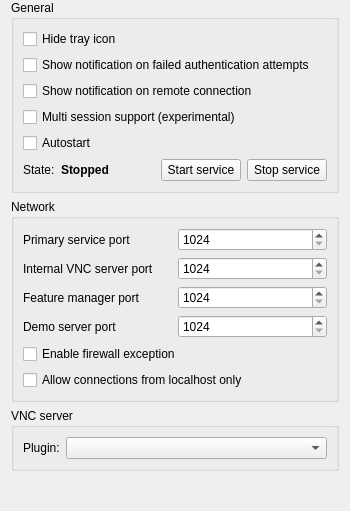
Old version of the form configurator/src/ServiceConfigurationPage.ui in the repository veyon/veyon.
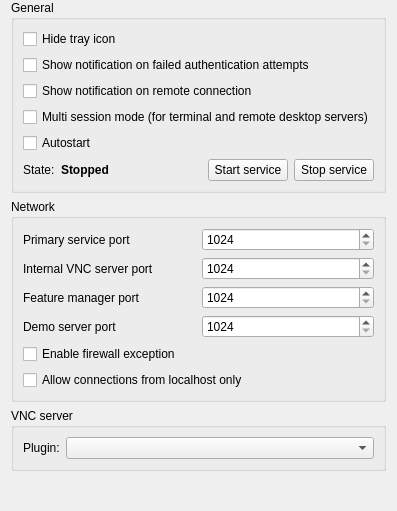
New version of the form. Icons and pictures are not drawn.

Commit message: PlatformServiceCore: make multi session mode official

```diff
--- a/configurator/src/ServiceConfigurationPage.ui
+++ b/configurator/src/ServiceConfigurationPage.ui
@@ -64,17 +64,6 @@
         </property>
        </widget>
       </item>
-      <item row="3" column="0" colspan="5">
-       <widget class="QCheckBox" name="isMultiSessionServiceEnabled">
-        <property name="toolTip">
-         <string>Enabling this option will make the service launch a server process for every interactive session on a computer.
-Typically this is required to support terminal servers.</string>
-        </property>
-        <property name="text">
-         <string>Multi session support (experimental)</string>
-        </property>
-       </widget>
-      </item>
       <item row="5" column="4">
        <widget class="QPushButton" name="stopService">
         <property name="text">
@@ -112,6 +101,17 @@
         </property>
        </widget>
       </item>
+      <item row="3" column="0" colspan="5">
+       <widget class="QCheckBox" name="multiSessionModeEnabled">
+        <property name="toolTip">
+         <string>Enabling this option will make the service launch a server process for every interactive session on a computer.
+Typically this is required to support terminal servers.</string>
+        </property>
+        <property name="text">
+         <string>Multi session mode (for terminal and remote desktop servers)</string>
+        </property>
+       </widget>
+      </item>
      </layout>
     </widget>
    </item>
```
Left out of the diff: 2 changed lines with no effect on the pictures. The commit also changes 8 other files.
